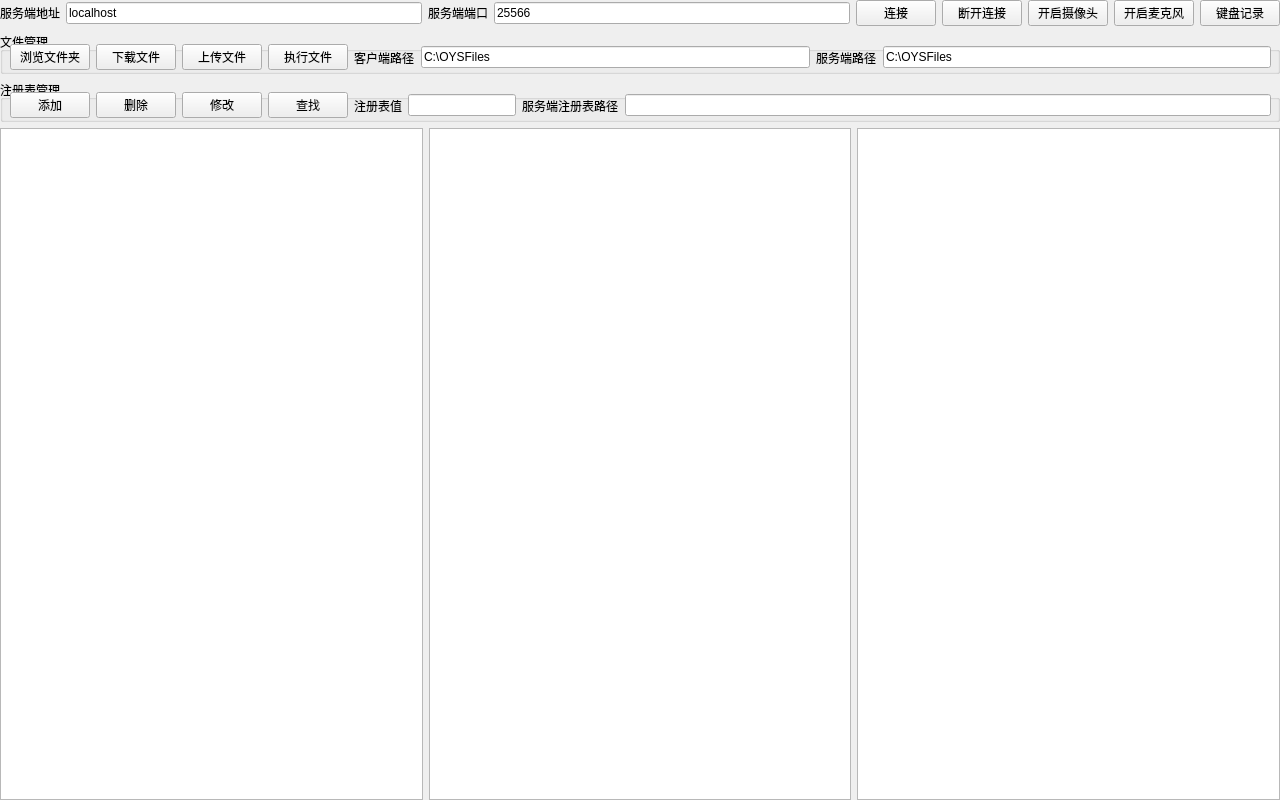
Above: src/client/client.ui from GrayJimars/O-Ur-S_WHU-Software-Security before the change. Below: the same form after it.
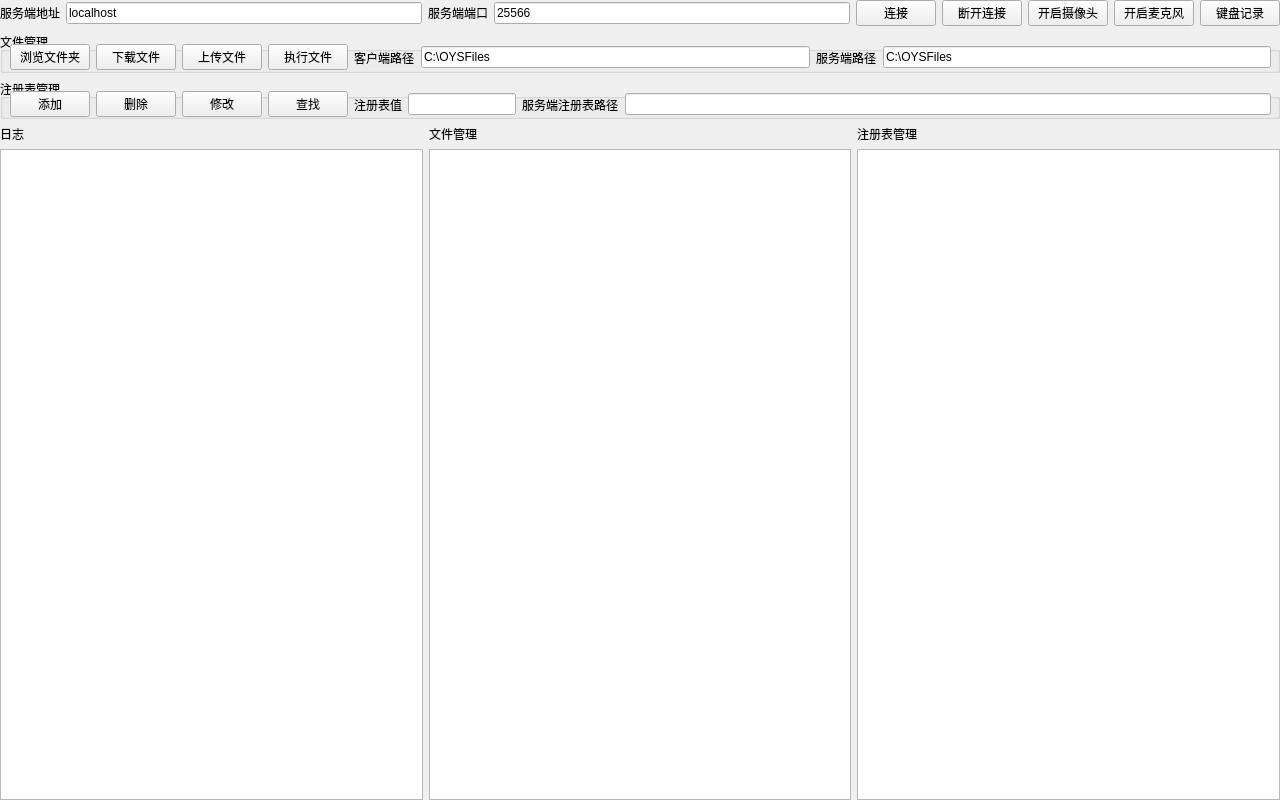
That is the form after the change.

```diff
--- a/src/client/client.ui
+++ b/src/client/client.ui
@@ -35,7 +35,7 @@
       <height>800</height>
      </rect>
     </property>
-    <layout class="QVBoxLayout" name="verticalLayout" stretch="0,1,1,16">
+    <layout class="QVBoxLayout" name="verticalLayout" stretch="0,1,1,0,16">
      <property name="sizeConstraint">
       <enum>QLayout::SetMaximumSize</enum>
      </property>
@@ -259,17 +259,42 @@
        </widget>
       </widget>
      </item>
+     <item>
+      <layout class="QHBoxLayout" name="horizontalLayout_3">
+       <item>
+        <widget class="QLabel" name="label_5">
+         <property name="text">
+          <string>日志</string>
+         </property>
+        </widget>
+       </item>
+       <item>
+        <widget class="QLabel" name="label_7">
+         <property name="text">
+          <string>文件管理</string>
+         </property>
+        </widget>
+       </item>
+       <item>
+        <widget class="QLabel" name="label_6">
+         <property name="text">
+          <string>注册表管理</string>
+         </property>
+        </widget>
+       </item>
+      </layout>
+     </item>
      <item>
       <layout class="QHBoxLayout" name="horizontalLayout_2">
        <item>
         <widget class="QTextBrowser" name="textBrowser"/>
        </item>
-       <item>
-        <widget class="QTextBrowser" name="regManagerOutput"/>
-       </item>
        <item>
         <widget class="QTextBrowser" name="fileManagerOutput"/>
        </item>
+       <item>
+        <widget class="QTextBrowser" name="regManagerOutput"/>
+       </item>
       </layout>
      </item>
     </layout>
```
